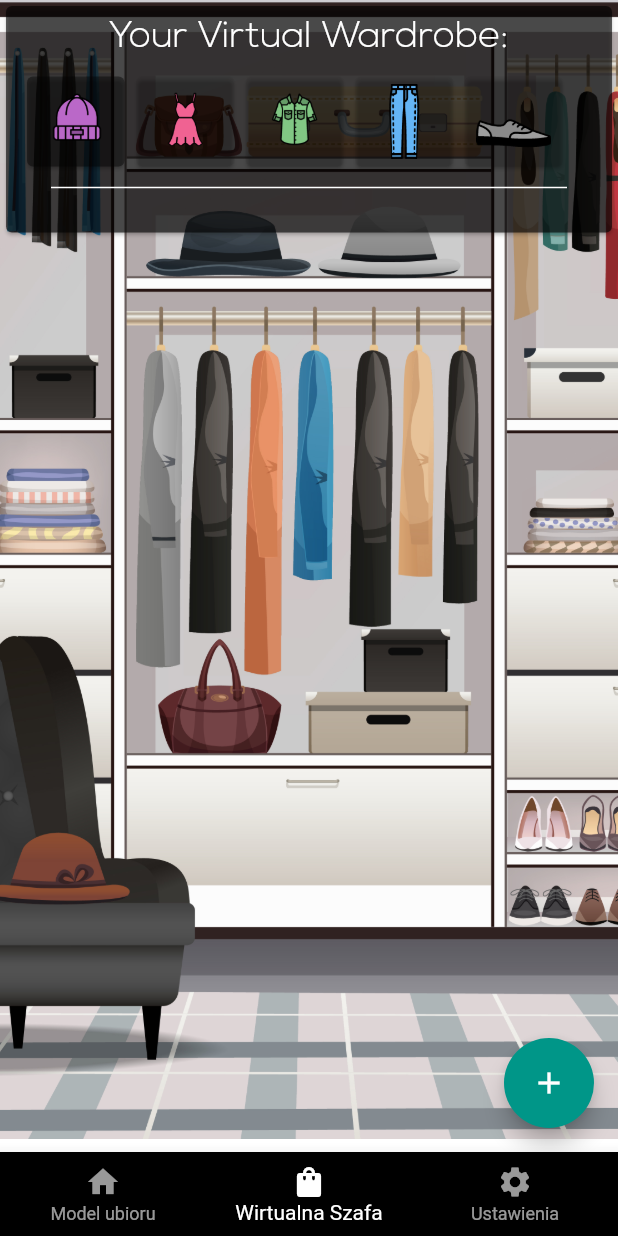
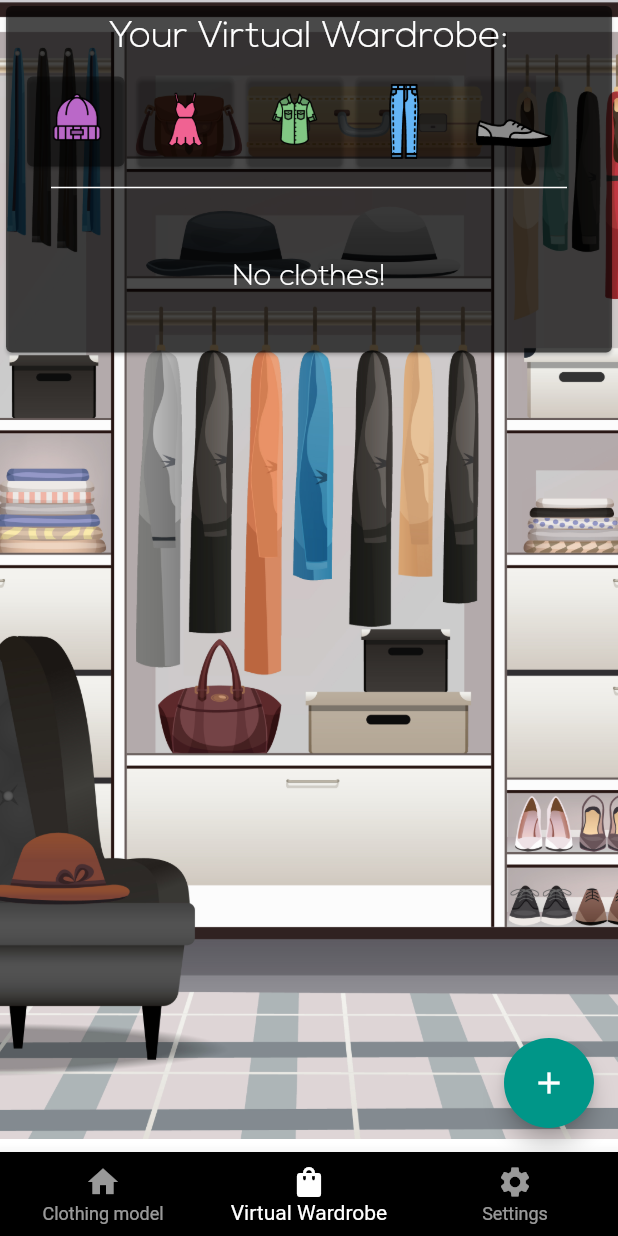
Before and after one commit to ItsMeLucifer/WeatherDrobe, a Flutter app: the screen it shows once a user with an empty profile is signed in, item 2 of the bottom bar chosen, on a phone screen of 412 x 824 dp. Run offline on Flutter 3.47's test engine with Material 2 defaults, Android fonts, the phone set to English and light mode, and no system bars; drawn by our look-alikes of pull_to_refresh; our stand-ins replace cloud_firestore, firebase_auth, firebase_core, flutter_colorpicker, flutter_riverpod, geolocator and 2 more; missing offline and left inert: flutter_password_strength; accounts and stored records are empty; network calls fail.

Commit message:
Implementation of Google sign-in method, displaying appropriate messages when there are no clothes in the virtual wardrobe

```diff
--- a/lib/viewmodels/Virtual Wardrobe/virtual_Wardrobe_View_Model.dart
+++ b/lib/viewmodels/Virtual Wardrobe/virtual_Wardrobe_View_Model.dart
@@ -143,6 +143,7 @@ class VirtualWardrobeViewModel extends ChangeNotifier {
 
   CollectionReference users = FirebaseFirestore.instance.collection('users');
   void saveCloth(FirebaseAuth auth) {
+    if (auth.currentUser == null) return;
     users
         .doc(auth.currentUser.uid)
         .set({'email': auth.currentUser.email, 'userID': auth.currentUser.uid});
@@ -210,6 +211,7 @@ class VirtualWardrobeViewModel extends ChangeNotifier {
   DocumentSnapshot userCollections;
   void getGarments(FirebaseAuth auth) async {
     List<QueryDocumentSnapshot> temp = [];
+    if (auth.currentUser == null) return;
     await users
         .doc(auth.currentUser.uid)
         .collection('headwear')
@@ -286,6 +288,7 @@ class VirtualWardrobeViewModel extends ChangeNotifier {
 
   void deleteGarment(String documentId, FirebaseAuth auth) async {
     print("DocumentID: " + documentId);
+    if (auth.currentUser == null) return;
     await users
         .doc(auth.currentUser.uid)
         .collection(getClothTypeName)
--- a/lib/widgets/First Page Widgets/character_model.dart
+++ b/lib/widgets/First Page Widgets/character_model.dart
@@ -70,7 +70,9 @@ class CharacterModel extends ConsumerWidget {
                 child: Padding(
                   padding: const EdgeInsets.all(8.0),
                   child: Text(
-                    '${cc.currentModelIndex + 1}/${cc.proposals.length}',
+                    cc.proposals.length > 0
+                        ? '${cc.currentModelIndex + 1}/${cc.proposals.length}'
+                        : 'Not enough clothes',
                     style: TextStyle(
                         fontFamily: tools.fontFamily,
                         color: tools.textColor,
--- a/lib/widgets/Virtual Wardrobe Widgets/clothes_list.dart
+++ b/lib/widgets/Virtual Wardrobe Widgets/clothes_list.dart
@@ -45,7 +45,7 @@ Widget clothes(List<QueryDocumentSnapshot> array, ScopedReader watch,
   final cc = watch(clothingChooser);
   final tools = watch(toolsVM);
 
-  if (array != null || array.length != 0) {
+  if (array != null && array.length != 0) {
     return GridView.builder(
         shrinkWrap: true,
         primary: false,
@@ -198,6 +198,15 @@ Widget clothes(List<QueryDocumentSnapshot> array, ScopedReader watch,
           );
         });
   } else {
-    return Container();
+    print("NO CLOTHES");
+    return Container(
+      height: 100,
+      child: Center(
+          child: Text("No clothes!",
+              style: TextStyle(
+                  fontFamily: tools.fontFamily,
+                  color: tools.textColor,
+                  fontSize: 20))),
+    );
   }
 }
--- a/lib/widgets/bottomNavigationBar.dart
+++ b/lib/widgets/bottomNavigationBar.dart
@@ -44,15 +44,15 @@ class _BottomNaviBar extends State<BottomNaviBar> {
         items: const <BottomNavigationBarItem>[
           BottomNavigationBarItem(
             icon: Icon(Icons.home),
-            label: 'Model ubioru',
+            label: 'Clothing model',
           ),
           BottomNavigationBarItem(
             icon: Icon(Icons.shopping_bag),
-            label: 'Wirtualna Szafa',
+            label: 'Virtual Wardrobe',
           ),
           BottomNavigationBarItem(
             icon: Icon(Icons.settings),
-            label: 'Ustawienia',
+            label: 'Settings',
           ),
         ],
         currentIndex: _selectedIndex,
--- a/pubspec.yaml
+++ b/pubspec.yaml
@@ -37,6 +37,7 @@ dependencies:
   path_provider: ^1.6.27
   pull_to_refresh: ^1.6.3
   flutter_password_strength: ^0.1.5
+  google_sign_in: "^4.5.9"
 
 dev_dependencies:
   flutter_launcher_icons: ^0.8.1
```
Also changed, not shown: lib/pages/AuthenticationPage.dart (+37 -2 lines), lib/viewmodels/firebase/firebase_auth_View_Model.dart (+29 -0 lines), pubspec.lock.
